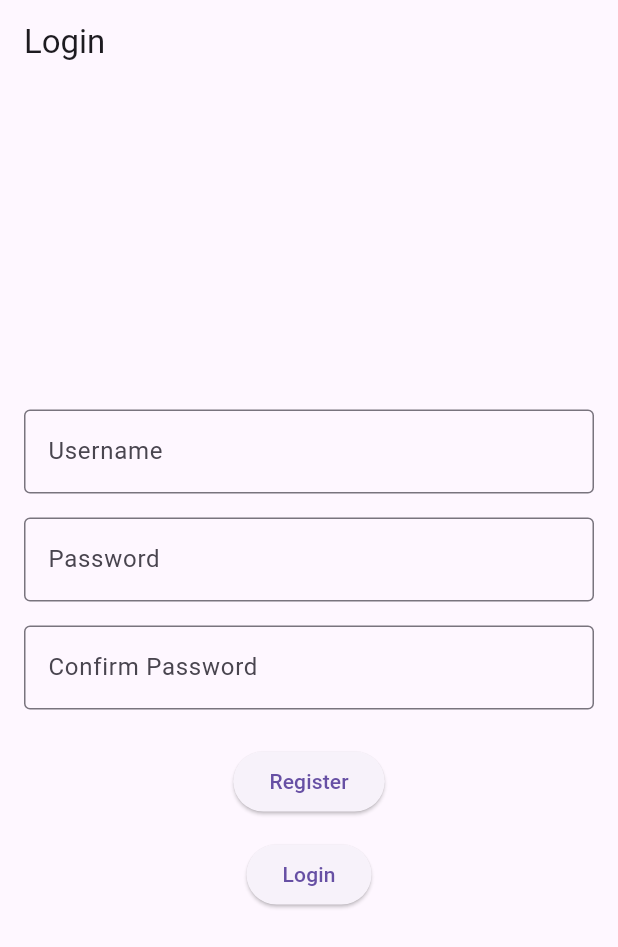
After one commit to Petzh0000/AYOTHAYA, a Flutter app: the RegisterPage screen opened directly, on a phone screen of 412 x 824 dp. The commit adds this screen. Shown: the top 947 px of the screen. Run offline on Flutter 3.47's test engine with Material 3 defaults, Android fonts, the phone set to English and light mode, and no system bars; our stand-ins replace google_maps_flutter.

Commit message:
first commit

```diff
--- /dev/null
+++ b/lib/Page/register_page.dart
@@ -0,0 +1,62 @@
+import 'package:flutter/material.dart';
+import 'package:homework1/Page/Index.dart';
+import 'package:homework1/Page/login_page.dart';
+
+class RegisterPage extends StatelessWidget {
+  const RegisterPage({super.key});
+
+  @override
+  Widget build(BuildContext context) {
+    return Scaffold(
+      appBar: AppBar(
+        title: const Text('Login'),
+      ),
+      body: Padding(
+        padding: const EdgeInsets.all(16.0),
+        child: Column(
+          mainAxisAlignment: MainAxisAlignment.center,
+          children: [
+            const TextField(
+              decoration: InputDecoration(
+                labelText: 'Username',
+                border: OutlineInputBorder(),
+              ),
+            ),
+            const SizedBox(height: 16.0),
+            const TextField(
+              decoration: InputDecoration(
+                labelText: 'Password',
+                border: OutlineInputBorder(),
+              ),
+            ),
+            const SizedBox(height: 16.0),
+            const TextField(
+              decoration: InputDecoration(
+                labelText: 'Confirm Password',
+                border: OutlineInputBorder(),
+              ),
+            ),
+            const SizedBox(height: 24.0),
+            ElevatedButton(
+              onPressed: () {
+                Navigator.pushReplacement(context,
+                  MaterialPageRoute(builder: (context) => Index()),);
+
+              },
+              child: const Text('Register'),
+            ),
+            const SizedBox(height: 14.0),
+
+            ElevatedButton(
+              onPressed: () {
+                Navigator.pushReplacement(context,
+                  MaterialPageRoute(builder: (context) => LoginPage()),);
+              },
+              child: const Text('Login'),
+            ),
+          ],
+        ),
+      ),
+    );
+  }
+}
--- a/lib/main.dart
+++ b/lib/main.dart
@@ -1,6 +1,7 @@
 import 'package:flutter/material.dart';
 import 'package:homework1/Page/first_page.dart';
 import 'package:homework1/Page/fourth_page.dart';
+import 'package:homework1/Page/login_page.dart';
 import 'package:homework1/Page/second_page.dart';
 import 'package:homework1/Page/Index.dart';
 import 'package:homework1/Page/third_page.dart';
@@ -22,7 +23,8 @@ class MyApp extends StatelessWidget {
         '/first': (context) => FirstPage(),
         '/second': (context) => SecondPage(),
         '/third': (context) => ThirdPage(),
-        '/fourth': (context) => FourthPage()
+        '/fourth': (context) => FourthPage(),
+        '/login' : (context) => LoginPage()
       },
       title: 'Ayothaya ',
       home: Index(),
```
Also changed, not shown: lib/Page/login_page.dart (added, +54 -0 lines), lib/widget/drawer.dart (+14 -0 lines), 1 other file.
